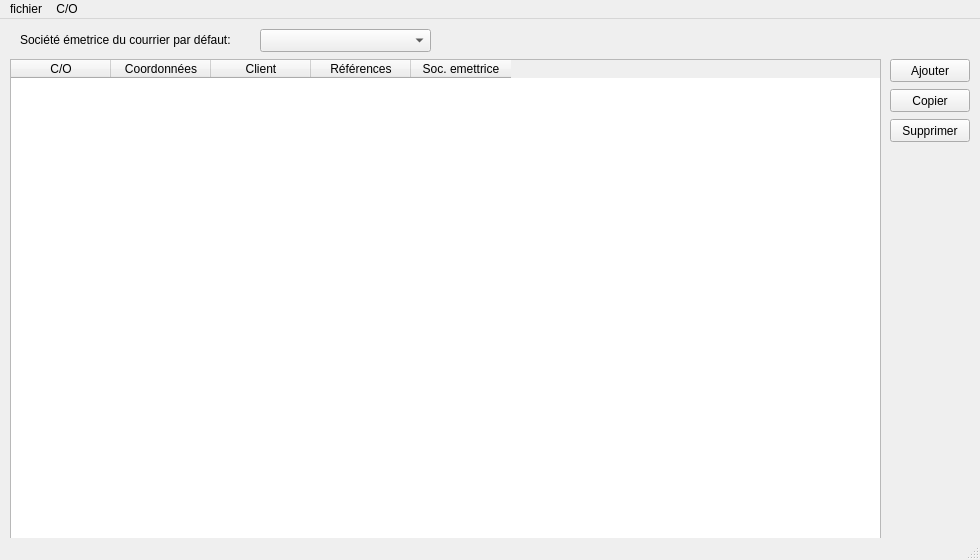
The window that ui/mainwindow.ui (jphoubion/COMailPrinting) describes before a commit, drawn with Qt 5.
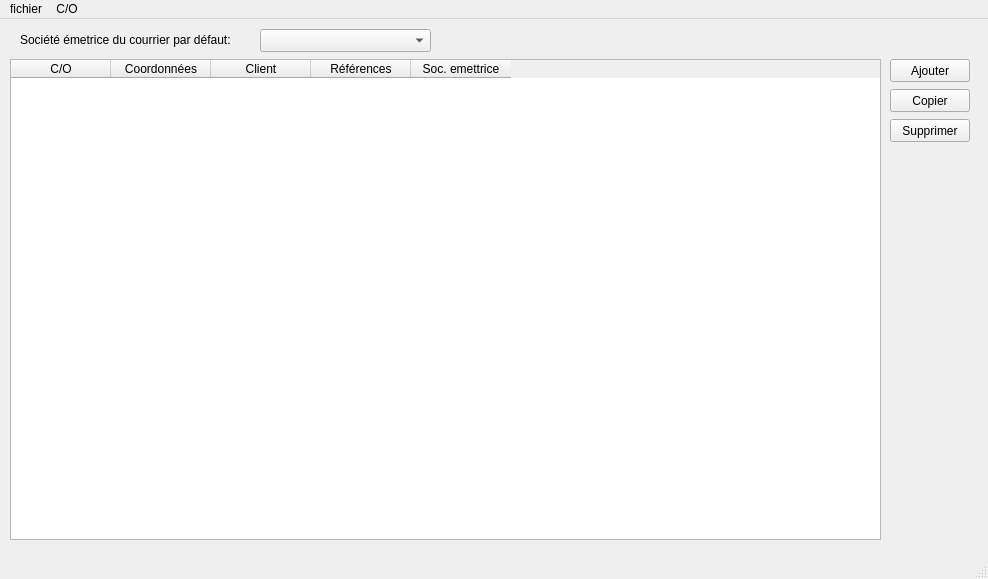
The same window after the commit.

What changed in the file:
```diff
--- a/ui/mainwindow.ui
+++ b/ui/mainwindow.ui
@@ -6,8 +6,8 @@
    <rect>
     <x>0</x>
     <y>0</y>
-    <width>980</width>
-    <height>560</height>
+    <width>988</width>
+    <height>579</height>
    </rect>
   </property>
   <property name="windowTitle">
@@ -128,8 +128,8 @@
     <rect>
      <x>0</x>
      <y>0</y>
-     <width>980</width>
-     <height>20</height>
+     <width>988</width>
+     <height>22</height>
     </rect>
    </property>
    <widget class="QMenu" name="menufichier">
```
